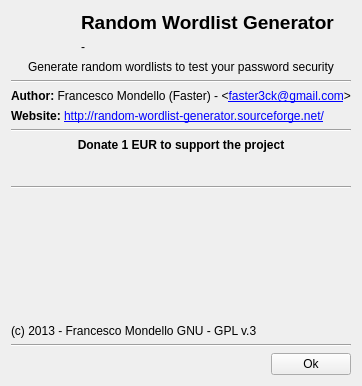
Old version of the form ui/dialoginfo.ui in the repository Faster3ck/RandomWordlistGenerator.
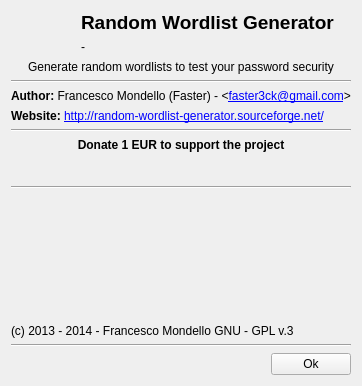
New version of the form. Icons and pictures are not drawn.

What changed in the file:
```diff
--- a/ui/dialoginfo.ui
+++ b/ui/dialoginfo.ui
@@ -155,7 +155,7 @@
    <item>
     <widget class="QLabel" name="label_6">
      <property name="text">
-      <string>(c) 2013 - Francesco Mondello GNU - GPL v.3</string>
+      <string>(c) 2013 - 2014 - Francesco Mondello GNU - GPL v.3</string>
      </property>
     </widget>
    </item>
```
